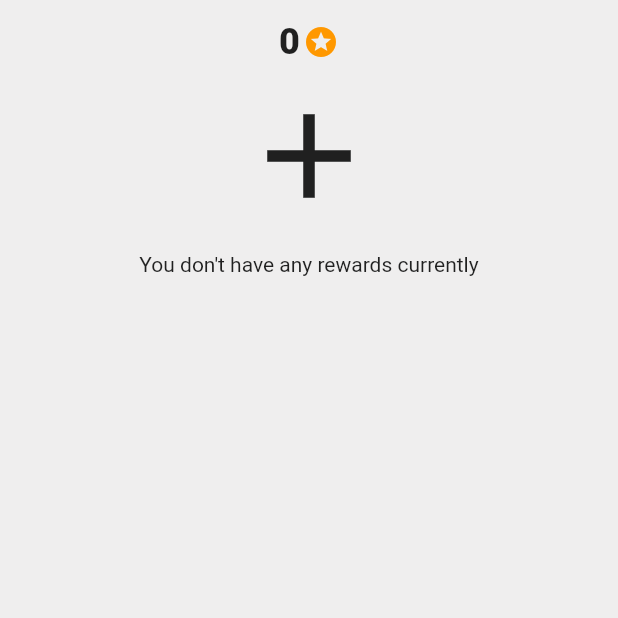
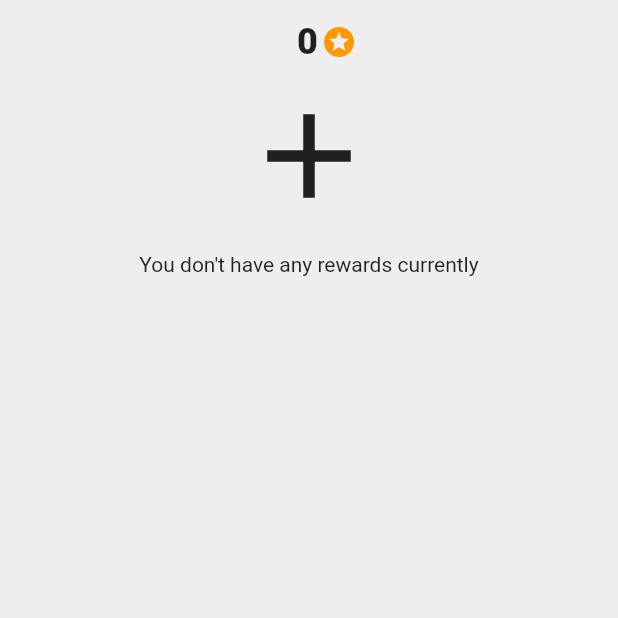
Before and after one commit to ThundR67/HabitFlow, a Flutter app: the Rewards screen opened directly, on a phone screen of 412 x 824 dp, the top half of it. Run offline on Flutter 3.47's test engine with Material 2 defaults, Android fonts, the phone set to English and light mode, and no system bars; our stand-ins replace after_layout, audioplayers, bottom_navy_bar, easy_localization, firebase_analytics, flutter_colorpicker and 13 more; missing offline and left inert: day_night_time_picker, firebase_admob, firebase_analytics_web, firebase_core_web, flutter_iconpicker, shared_preferences_web; accounts and stored records are empty.

Commit message:
Centered titles

```diff
--- a/lib/components/reward_points.dart
+++ b/lib/components/reward_points.dart
@@ -9,6 +9,7 @@ class RewardPoints extends StatelessWidget {
     @required this.points,
     this.style,
     this.color = Colors.orange,
+    this.isTitle = false,
   });
 
   /// Amount of points.
@@ -20,12 +21,16 @@ class RewardPoints extends StatelessWidget {
   /// Color of the icon.
   final Color color;
 
+  /// If [RewardPoints] is being used in appbar.
+  final bool isTitle;
+
   @override
   Widget build(BuildContext context) {
     final TextStyle newStyle = style ?? Theme.of(context).textTheme.subtitle1;
     return Row(
       mainAxisSize: MainAxisSize.min,
       children: <Widget>[
+        if (isTitle) SizedBox(width: newStyle.fontSize),
         Text(
           points.toString(),
           style: newStyle,
--- a/lib/screens/rewards.dart
+++ b/lib/screens/rewards.dart
@@ -25,6 +25,7 @@ class Rewards extends StatelessWidget {
     return Scaffold(
       appBar: AppBar(
         title: RewardPoints(
+          isTitle: true,
           points: pointsBloc.points,
           style: Theme.of(context).textTheme.headline5,
         ),
```
Also changed, not shown: lib/screens/today.dart (+5 -2 lines).
